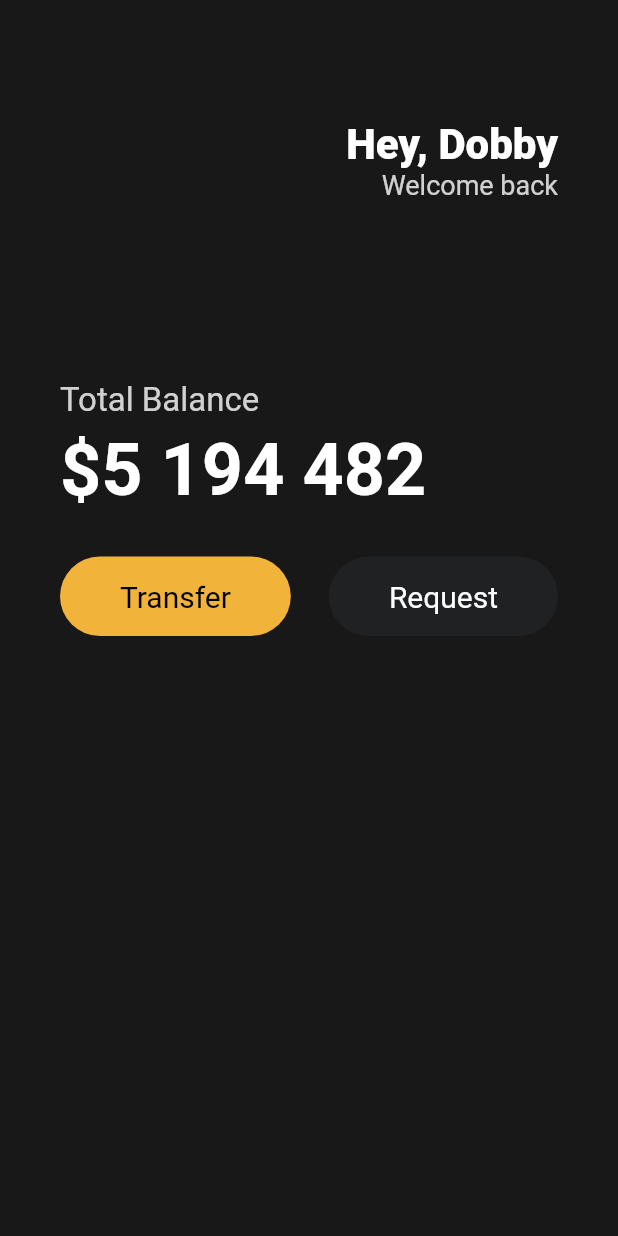
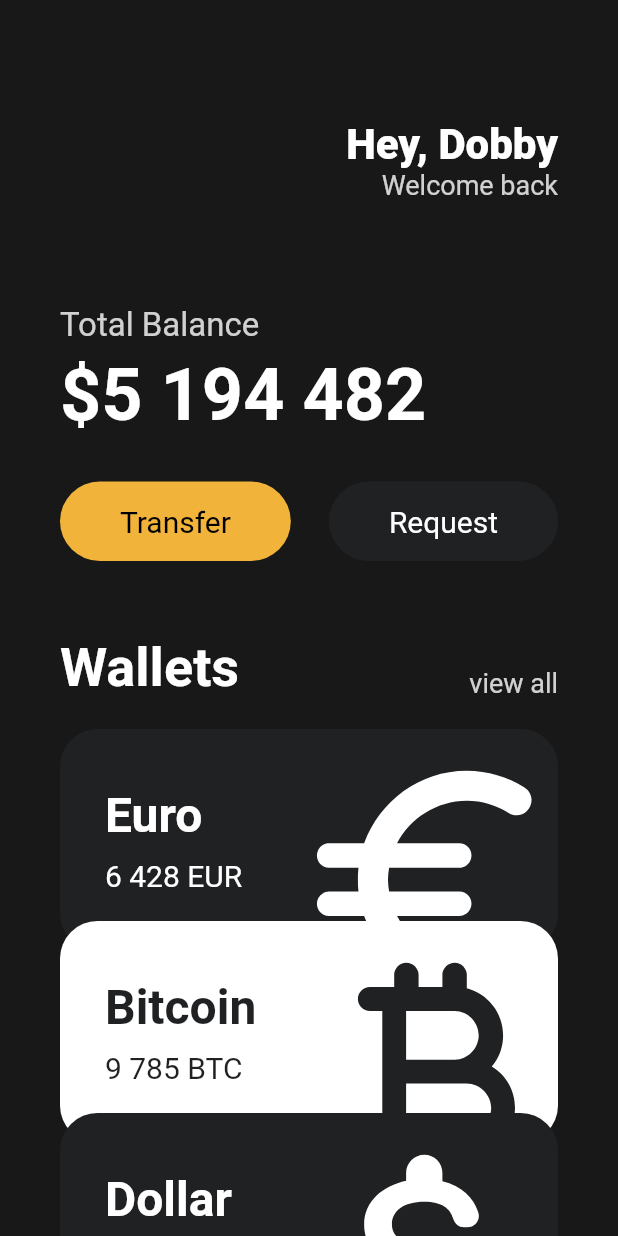
Before and after one commit to Dockerel/pomodoro-app, a Flutter app: the screen it shows after launch, on a phone screen of 412 x 824 dp. Run offline on Flutter 3.47's test engine with Material 2 defaults, Android fonts, the phone set to English and light mode, and no system bars.

Commit message:
code challenge

```diff
--- a/lib/main.dart
+++ b/lib/main.dart
@@ -1,5 +1,6 @@
 import 'package:flutter/material.dart';
 import 'package:toonflix/widgets/button.dart';
+import 'package:toonflix/widgets/currency_card.dart';
 
 void main() {
   runApp(App());
@@ -11,7 +12,8 @@ class App extends StatelessWidget {
     return MaterialApp(
       home: Scaffold(
         backgroundColor: const Color(0xFF181818),
-        body: Padding(
+        body: SingleChildScrollView(
+          child: Padding(
             padding: const EdgeInsets.symmetric(horizontal: 40),
             child: Column(
               crossAxisAlignment: CrossAxisAlignment.start,
@@ -45,7 +47,7 @@ class App extends StatelessWidget {
                   ],
                 ),
                 const SizedBox(
-                height: 120,
+                  height: 70,
                 ),
                 Text(
                   'Total Balance',
@@ -82,8 +84,60 @@ class App extends StatelessWidget {
                       textColor: Colors.white,
                     ),
                   ],
-              )
+                ),
+                const SizedBox(
+                  height: 50,
+                ),
+                Row(
+                  mainAxisAlignment: MainAxisAlignment.spaceBetween,
+                  crossAxisAlignment: CrossAxisAlignment.end,
+                  children: [
+                    const Text(
+                      "Wallets",
+                      style: TextStyle(
+                        color: Colors.white,
+                        fontSize: 36,
+                        fontWeight: FontWeight.w600,
+                      ),
+                    ),
+                    Text(
+                      'view all',
+                      style: TextStyle(
+                        color: Colors.white.withOpacity(0.8),
+                        fontSize: 18,
+                      ),
+                    ),
                   ],
+                ),
+                const SizedBox(
+                  height: 20,
+                ),
+                const CurrencyCard(
+                  name: "Euro",
+                  code: "EUR",
+                  amount: "6 428",
+                  icon: Icons.euro_rounded,
+                  isInverted: false,
+                  order: 0,
+                ),
+                const CurrencyCard(
+                  name: "Bitcoin",
+                  code: "BTC",
+                  amount: "9 785",
+                  icon: Icons.currency_bitcoin_rounded,
+                  isInverted: true,
+                  order: 2,
+                ),
+                const CurrencyCard(
+                  name: "Dollar",
+                  code: "USD",
+                  amount: "1 234",
+                  icon: Icons.attach_money_rounded,
+                  isInverted: false,
+                  order: 4,
+                ),
+              ],
+            ),
           ),
         ),
       ),
--- /dev/null
+++ b/lib/widgets/currency_card.dart
@@ -0,0 +1,89 @@
+import 'package:flutter/material.dart';
+
+class CurrencyCard extends StatelessWidget {
+  final String name, code, amount;
+  final IconData icon;
+  final bool isInverted;
+  final double order;
+
+  final _blackColor = const Color(0xFF1F2123);
+
+  const CurrencyCard({
+    super.key,
+    required this.name,
+    required this.code,
+    required this.amount,
+    required this.icon,
+    required this.isInverted,
+    required this.order,
+  });
+  @override
+  Widget build(BuildContext context) {
+    return Transform.translate(
+      offset: Offset(0, (-10 * order)),
+      child: Container(
+        clipBehavior: Clip.hardEdge,
+        decoration: BoxDecoration(
+          color: isInverted ? Colors.white : _blackColor,
+          borderRadius: BorderRadius.circular(25),
+        ),
+        child: Padding(
+          padding: const EdgeInsets.all(30),
+          child: Row(
+            mainAxisAlignment: MainAxisAlignment.spaceBetween,
+            children: [
+              Column(
+                crossAxisAlignment: CrossAxisAlignment.start,
+                children: [
+                  Text(
+                    name,
+                    style: TextStyle(
+                      color: isInverted ? _blackColor : Colors.white,
+                      fontSize: 32,
+                      fontWeight: FontWeight.w600,
+                    ),
+                  ),
+                  const SizedBox(
+                    height: 10,
+                  ),
+                  Row(
+                    children: [
+                      Text(
+                        amount,
+                        style: TextStyle(
+                          color: isInverted ? _blackColor : Colors.white,
+                          fontSize: 20,
+                        ),
+                      ),
+                      const SizedBox(
+                        width: 5,
+                      ),
+                      Text(
+                        code,
+                        style: TextStyle(
+                          color: isInverted ? _blackColor : Colors.white,
+                          fontSize: 20,
+                        ),
+                      ),
+                    ],
+                  ),
+                ],
+              ),
+              Transform.scale(
+                scale: 2.2,
+                child: Transform.translate(
+                  offset: const Offset(-5, 12),
+                  child: Icon(
+                    icon,
+                    color: isInverted ? _blackColor : Colors.white,
+                    size: 88,
+                  ),
+                ),
+              )
+            ],
+          ),
+        ),
+      ),
+    );
+  }
+}
```
Lines whose indentation alone changed are shown as unchanged.
